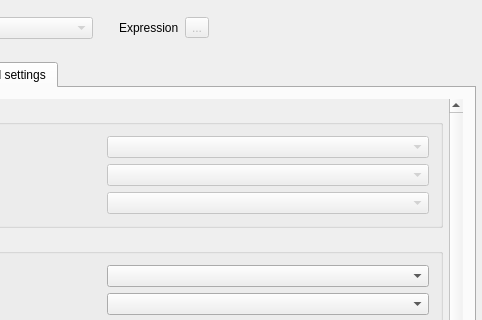
kadas-albireo/kadas-albireo, file src/ui/qgslabelingguibase.ui: the form before one commit; both pictures show x 261 to 743 and y 0 to 320 of the 743 by 606 pixel window.
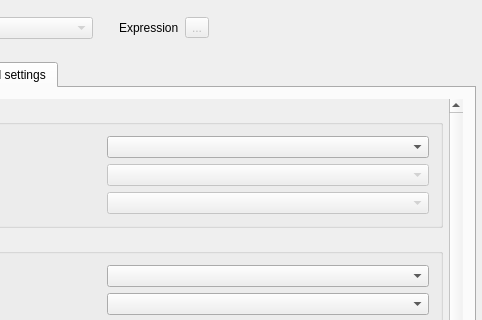
The form after the commit. The open tabs and pages were chosen to show the change. Icons and pictures are not drawn. Custom widgets are drawn as their Qt base class.

Commit message:
Add Show Label to advanced labeling data defined columns
- Allows label to be shown/hidden (1 or 0) without adjusting the mapped font size field
- Current method of setting mapped font size field to 0 still works
- Show label checkbox added to Change Label tool's dialog

Diff of the .ui file:
```diff
--- a/src/ui/qgslabelingguibase.ui
+++ b/src/ui/qgslabelingguibase.ui
@@ -2071,7 +2071,7 @@
               <item row="0" column="1">
                <widget class="QComboBox" name="mShowLabelAttributeComboBox">
                 <property name="enabled">
-                 <bool>false</bool>
+                 <bool>true</bool>
                 </property>
                </widget>
               </item>
```
The commit also changes 6 other files.
